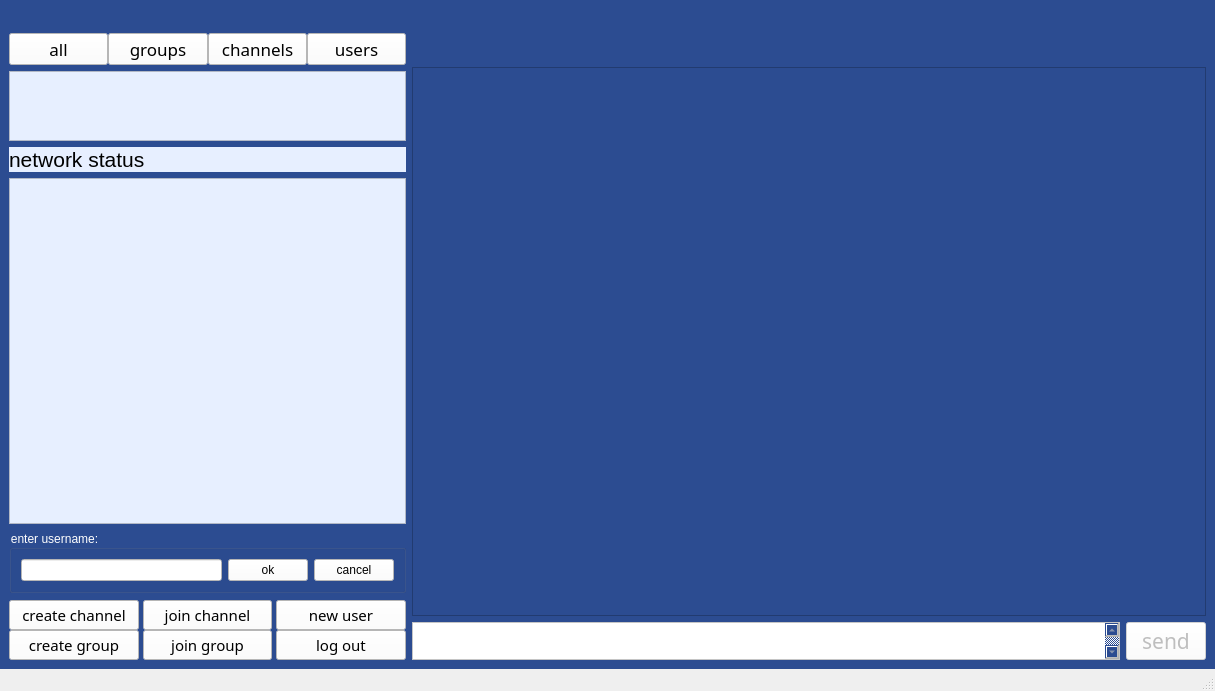
This is messenger/main_page.ui in SeyedAliamiri/Messenger_cpp-31-_9 as Qt 5 draws it before an edit. The edited form follows.
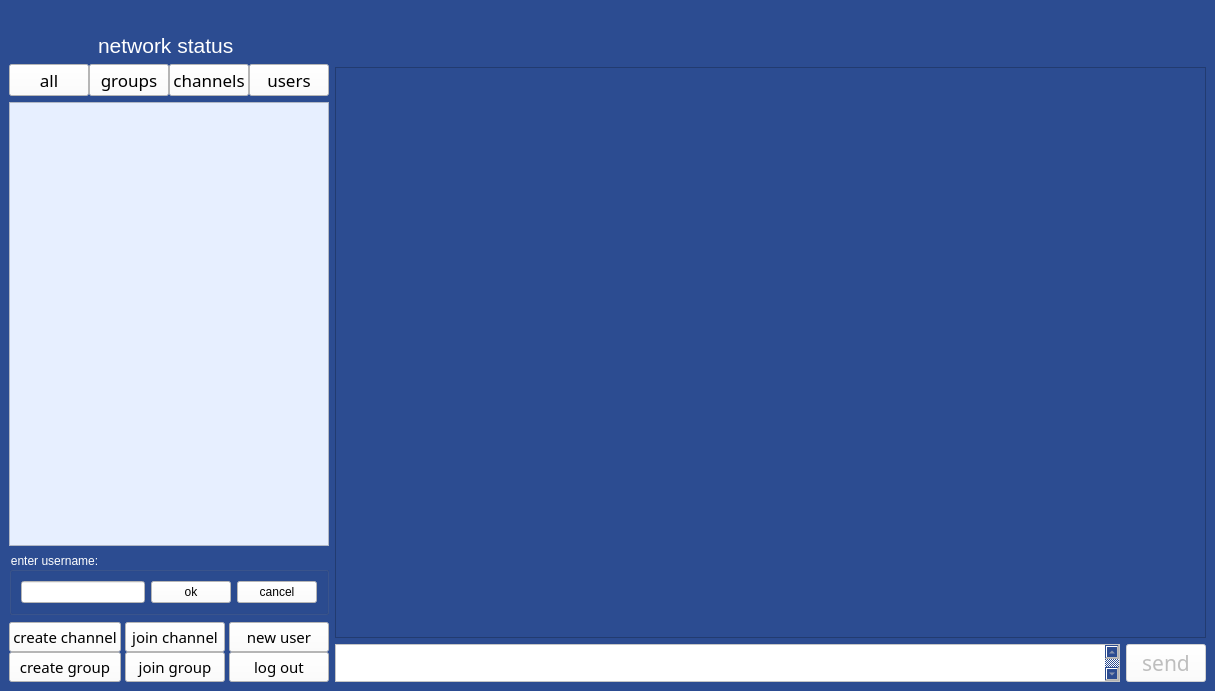
This is the edited form. Icons and pictures are not drawn.

The edit to the form file:
```diff
--- a/messenger/main_page.ui
+++ b/messenger/main_page.ui
@@ -27,9 +27,53 @@
      </widget>
     </item>
     <item>
-     <layout class="QHBoxLayout" name="horizontalLayout_5" stretch="1,2">
+     <layout class="QHBoxLayout" name="horizontalLayout_5" stretch="0,2">
       <item>
-       <layout class="QVBoxLayout" name="verticalLayout" stretch="0,1,0,6,0,1">
+       <layout class="QVBoxLayout" name="verticalLayout" stretch="0,1,15,1,1">
+        <item>
+         <layout class="QHBoxLayout" name="horizontalLayout_2" stretch="1,1,6">
+          <property name="bottomMargin">
+           <number>0</number>
+          </property>
+          <item>
+           <widget class="QLabel" name="networkpic">
+            <property name="styleSheet">
+             <string notr="true">border-image: url(:/new/prefix1/picc/wifi2.png);
+</string>
+            </property>
+            <property name="text">
+             <string/>
+            </property>
+           </widget>
+          </item>
+          <item>
+           <widget class="QLabel" name="nonetworkpic">
+            <property name="styleSheet">
+             <string notr="true">
+border-image: url(:/new/prefix1/picc/wifinot2.png);</string>
+            </property>
+            <property name="text">
+             <string/>
+            </property>
+           </widget>
+          </item>
+          <item>
+           <widget class="QLabel" name="network">
+            <property name="font">
+             <font>
+              <pointsize>16</pointsize>
+             </font>
+            </property>
+            <property name="styleSheet">
+             <string notr="true">color: rgb(255, 255, 255);</string>
+            </property>
+            <property name="text">
+             <string>network status</string>
+            </property>
+           </widget>
+          </item>
+         </layout>
+        </item>
         <item>
          <layout class="QHBoxLayout" name="horizontalLayout">
           <property name="spacing">
@@ -104,28 +148,6 @@
           </item>
          </layout>
         </item>
-        <item>
-         <widget class="QTextBrowser" name="network_status">
-          <property name="styleSheet">
-           <string notr="true">background-color: rgb(231, 239, 255);</string>
-          </property>
-         </widget>
-        </item>
-        <item>
-         <widget class="QLabel" name="network">
-          <property name="font">
-           <font>
-            <pointsize>16</pointsize>
-           </font>
-          </property>
-          <property name="styleSheet">
-           <string notr="true">background-color: rgb(231, 239, 255);</string>
-          </property>
-          <property name="text">
-           <string>network status</string>
-          </property>
-         </widget>
-        </item>
         <item>
          <widget class="QListWidget" name="member_list">
           <property name="font">
@@ -395,8 +417,8 @@
             <rect>
              <x>0</x>
              <y>0</y>
-             <width>785</width>
-             <height>485</height>
+             <width>798</width>
+             <height>510</height>
             </rect>
            </property>
           </widget>
@@ -473,7 +495,6 @@
     </rect>
    </property>
   </widget>
-  <widget class="QStatusBar" name="statusbar"/>
  </widget>
  <resources/>
  <connections/>
```
